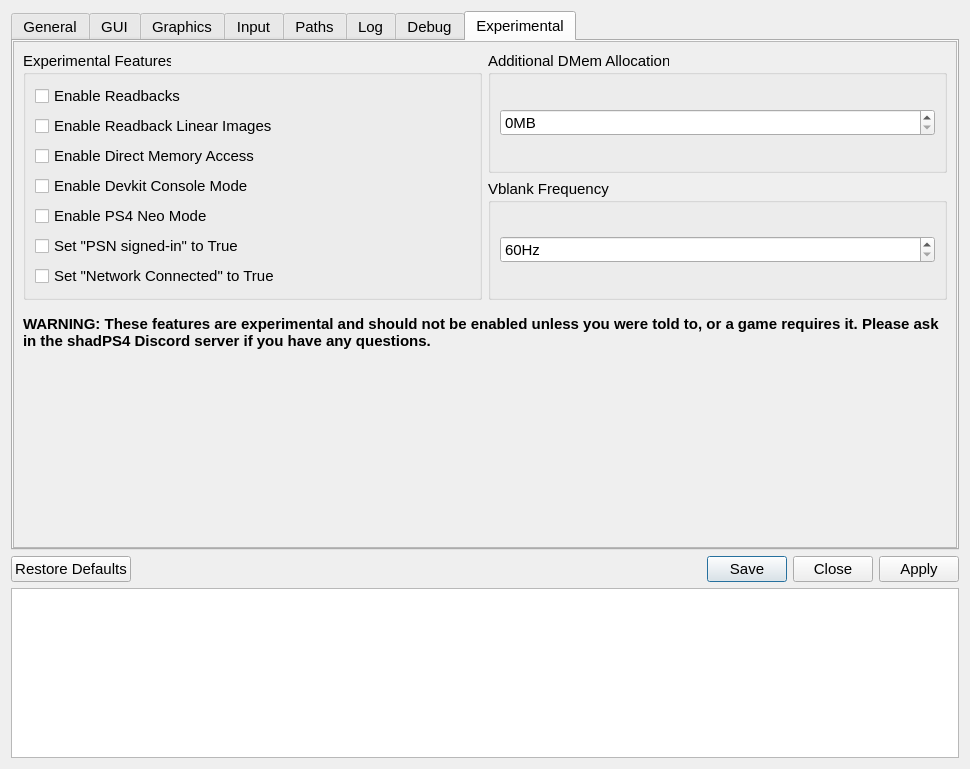
Old version of the form src/qt_ui/settings_dialog.ui in the repository rainmakerv3/shadLauncher4.
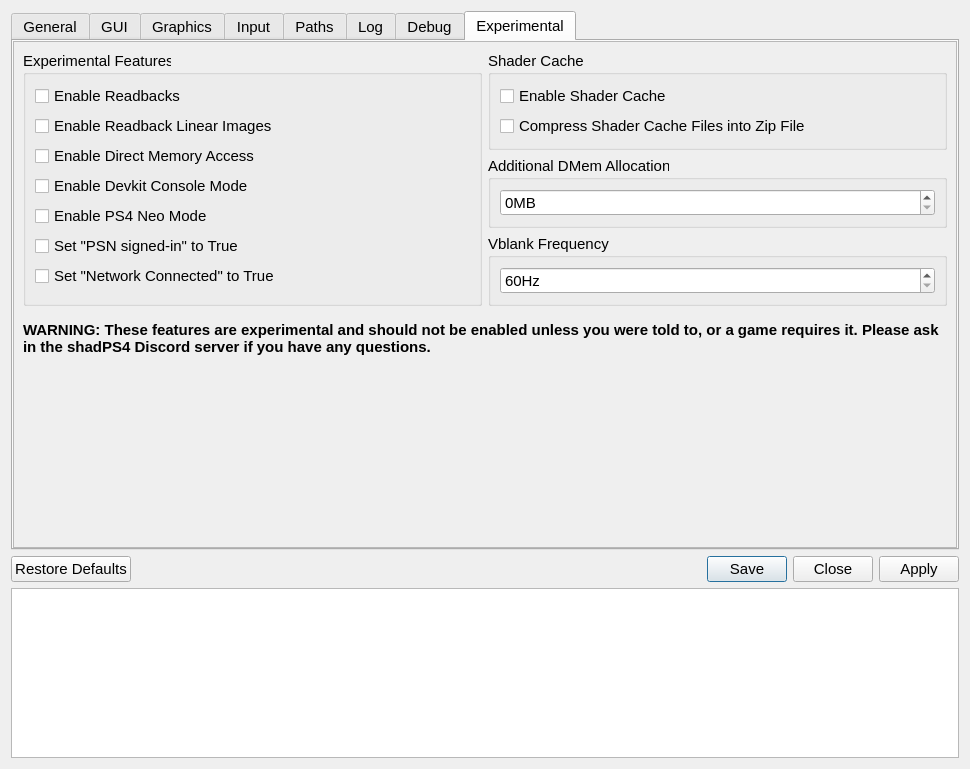
New version of the form. The open tabs and pages were chosen to show the change. Icons and pictures are not drawn.

Patch:
```diff
--- a/src/qt_ui/settings_dialog.ui
+++ b/src/qt_ui/settings_dialog.ui
@@ -2153,7 +2153,7 @@
          <x>0</x>
          <y>0</y>
          <width>946</width>
-         <height>388</height>
+         <height>399</height>
         </rect>
        </property>
        <property name="sizePolicy">
@@ -2248,6 +2248,29 @@
             </item>
             <item>
              <layout class="QVBoxLayout" name="verticalLayout_10">
+              <item>
+               <widget class="QGroupBox" name="shaderCacheGroupBox">
+                <property name="title">
+                 <string>Shader Cache</string>
+                </property>
+                <layout class="QVBoxLayout" name="verticalLayout_13">
+                 <item>
+                  <widget class="QCheckBox" name="enableShaderCacheCheckBox">
+                   <property name="text">
+                    <string>Enable Shader Cache</string>
+                   </property>
+                  </widget>
+                 </item>
+                 <item>
+                  <widget class="QCheckBox" name="archiveShaderCacheCheckBox">
+                   <property name="text">
+                    <string>Compress Shader Cache Files into Zip File</string>
+                   </property>
+                  </widget>
+                 </item>
+                </layout>
+               </widget>
+              </item>
               <item>
                <widget class="QGroupBox" name="dmemGroupBox">
                 <property name="title">
```
Left out of the diff: 8 changed lines with no effect on the pictures.
